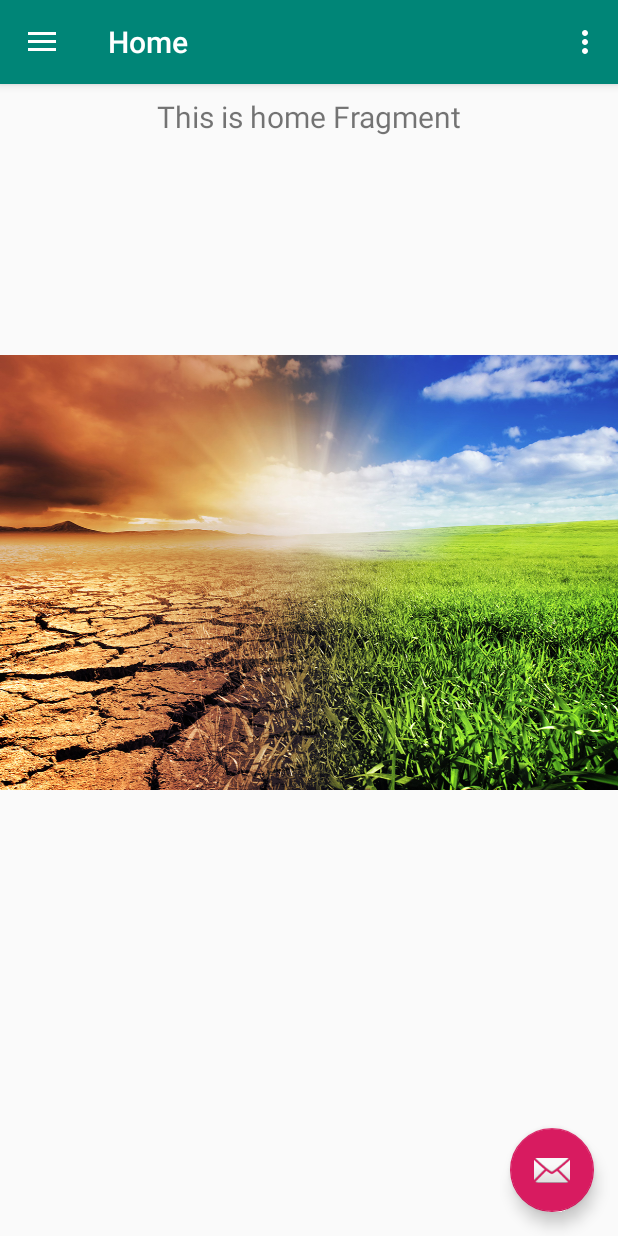
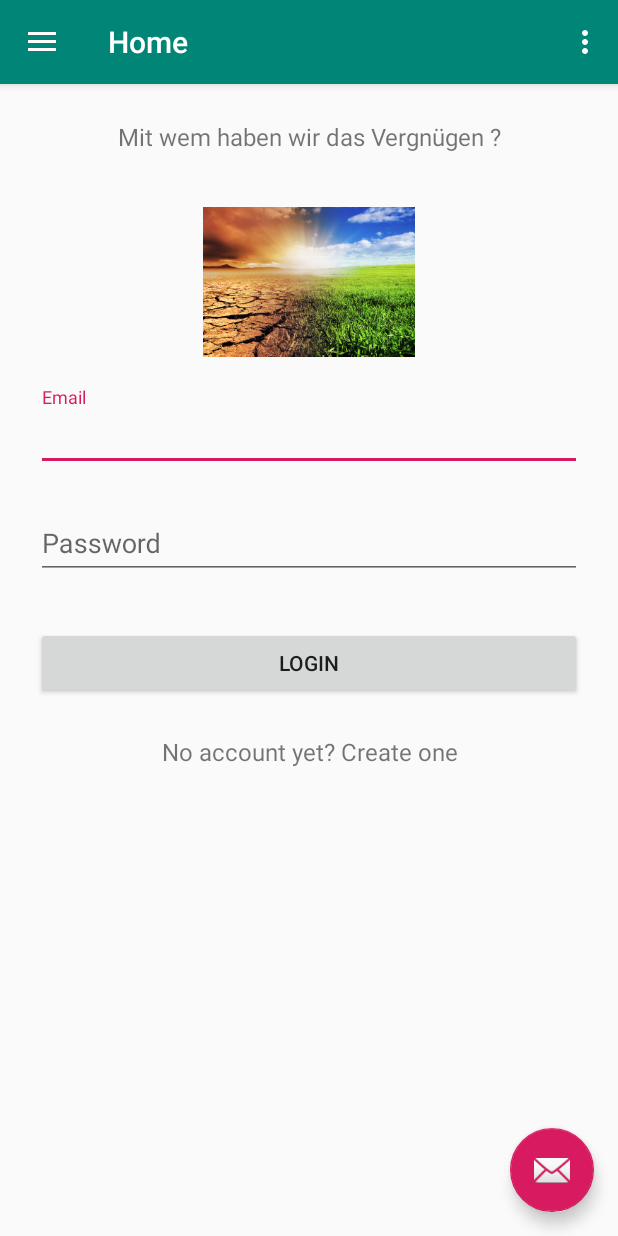
Before and after one commit to lukaselmer/hackzurich2019, an Android app: the screen it shows after launch (MainActivity), on a phone screen of 412 x 824 dp. Run offline under Robolectric (Android 15) with nearby library versions, the phone set to English and light mode, and no system bars; our stand-ins replace navigation-ui.

Commit message:
adding pictures to list

```diff
--- a/mobile/app/build.gradle
+++ b/mobile/app/build.gradle
@@ -28,6 +28,7 @@ dependencies {
     implementation"org.jetbrains.kotlin:kotlin-stdlib-jdk7:$kotlin_version"
     implementation 'androidx.appcompat:appcompat:1.0.2'
     implementation 'androidx.core:core-ktx:1.0.2'
+    implementation 'info.androidhive:fontawesome:0.0.5'
     implementation 'androidx.legacy:legacy-support-v4:1.0.0'
     implementation 'com.google.android.material:material:1.0.0'
     implementation 'androidx.recyclerview:recyclerview:1.1.0-beta04'
--- a/mobile/app/src/main/java/ch/christofbuechi/plantreemobile/MainActivity.kt
+++ b/mobile/app/src/main/java/ch/christofbuechi/plantreemobile/MainActivity.kt
@@ -2,7 +2,6 @@ package ch.christofbuechi.plantreemobile
 
 import android.os.Bundle
 import com.google.android.material.floatingactionbutton.FloatingActionButton
-import com.google.android.material.snackbar.Snackbar
 import androidx.navigation.findNavController
 import androidx.navigation.ui.AppBarConfiguration
 import androidx.navigation.ui.navigateUp
@@ -14,11 +13,6 @@ import androidx.appcompat.app.AppCompatActivity
 import androidx.appcompat.widget.Toolbar
 import android.view.Menu
 import android.content.Intent
-import android.net.Uri.fromParts
-import androidx.core.app.ComponentActivity
-import androidx.core.app.ComponentActivity.ExtraData
-import androidx.core.content.ContextCompat.getSystemService
-import android.icu.lang.UCharacter.GraphemeClusterBreak.T
 import android.net.Uri
 
 
--- a/mobile/app/src/main/java/ch/christofbuechi/plantreemobile/ui/home/HomeFragment.kt
+++ b/mobile/app/src/main/java/ch/christofbuechi/plantreemobile/ui/home/HomeFragment.kt
@@ -26,12 +26,12 @@ class HomeFragment : Fragment() {
         homeViewModel =
             ViewModelProviders.of(this).get(HomeViewModel::class.java)
         val root = inflater.inflate(R.layout.fragment_home, container, false)
-        val textView: TextView = root.findViewById(R.id.text_home)
+/*        val textView: TextView = root.findViewById(R.id.text_home)
         homeViewModel.text.observe(this, Observer {
             textView.text = it
         })
 
-
+*/
         val imageView = root.findViewById(R.id.imageView2) as ImageView
         Glide.with(this).load(R.drawable.climate_change).into(imageView)
 
--- a/mobile/app/src/main/java/ch/christofbuechi/plantreemobile/ui/treehost/FindTreehostFragment.kt
+++ b/mobile/app/src/main/java/ch/christofbuechi/plantreemobile/ui/treehost/FindTreehostFragment.kt
@@ -40,8 +40,8 @@ class FindTreehostFragment : Fragment() {
 
         viewManager = LinearLayoutManager(context)
 
-        var persons = Person.initializeData()
-        viewAdapter = MyAdapter(persons)
+        var persons = Person.initializeData(context)
+        viewAdapter = TreeHostAdapter(persons)
 
         recyclerView = root.findViewById<RecyclerView>(R.id.my_recycler_view).apply {
             // use this setting to improve performance if you know that changes
--- a/mobile/app/src/main/java/ch/christofbuechi/plantreemobile/ui/treehost/FindTreehostViewModel.kt
+++ b/mobile/app/src/main/java/ch/christofbuechi/plantreemobile/ui/treehost/FindTreehostViewModel.kt
@@ -7,7 +7,7 @@ import androidx.lifecycle.ViewModel
 class FindTreehostViewModel : ViewModel() {
 
     private val _text = MutableLiveData<String>().apply {
-        value = "This is slideshow Fragment"
+        value = "Die folgenden Leute bieten einen Ort in deiner Nähe"
     }
     val text: LiveData<String> = _text
 }
--- a/mobile/app/src/main/java/ch/christofbuechi/plantreemobile/ui/treehost/MyAdapter.java
+++ b/mobile/app/src/main/java/ch/christofbuechi/plantreemobile/ui/treehost/TreeHostAdapter.java
@@ -13,11 +13,11 @@ import java.util.List;
 
 import ch.christofbuechi.plantreemobile.R;
 
-public class MyAdapter extends RecyclerView.Adapter<MyAdapter.PersonViewHolder> {
+public class TreeHostAdapter extends RecyclerView.Adapter<TreeHostAdapter.PersonViewHolder> {
 
     private List<Person> persons;
 
-    public MyAdapter(List<Person> persons) {
+    public TreeHostAdapter(List<Person> persons) {
         this.persons = persons;
     }
 
--- /dev/null
+++ b/mobile/app/src/main/res/drawable/ic_person_black_24dp.xml
@@ -0,0 +1,4 @@
+<vector android:height="36dp" android:viewportHeight="24.0"
+    android:viewportWidth="24.0" android:width="36dp" xmlns:android="http://schemas.android.com/apk/res/android">
+    <path android:fillColor="#FF000000" android:pathData="M12,12c2.21,0 4,-1.79 4,-4s-1.79,-4 -4,-4 -4,1.79 -4,4 1.79,4 4,4zM12,14c-2.67,0 -8,1.34 -8,4v2h16v-2c0,-2.66 -5.33,-4 -8,-4z"/>
+</vector>
--- a/mobile/app/src/main/res/layout/fragment_home.xml
+++ b/mobile/app/src/main/res/layout/fragment_home.xml
@@ -1,30 +1,83 @@
 <?xml version="1.0" encoding="utf-8"?>
-<androidx.constraintlayout.widget.ConstraintLayout xmlns:android="http://schemas.android.com/apk/res/android"
-    xmlns:app="http://schemas.android.com/apk/res-auto"
-    xmlns:tools="http://schemas.android.com/tools"
-    android:layout_width="match_parent"
-    android:layout_height="match_parent">
+<ScrollView xmlns:android="http://schemas.android.com/apk/res/android"
+    android:layout_width="fill_parent"
+    android:layout_height="fill_parent"
+    android:fitsSystemWindows="true">
 
-    <TextView
-        android:id="@+id/text_home"
+    <LinearLayout
         android:layout_width="match_parent"
         android:layout_height="wrap_content"
-        android:layout_marginStart="8dp"
-        android:layout_marginTop="8dp"
-        android:layout_marginEnd="8dp"
-        android:textAlignment="center"
-        android:textSize="20sp"
-        app:layout_constraintEnd_toEndOf="parent"
-        app:layout_constraintStart_toStartOf="parent"
-        app:layout_constraintTop_toTopOf="parent" />
+        android:orientation="vertical"
+        android:paddingLeft="24dp"
+        android:paddingTop="24dp"
+        android:paddingRight="24dp">
 
-    <ImageView
-        android:id="@+id/imageView2"
-        android:layout_width="wrap_content"
-        android:layout_height="wrap_content"
-        app:srcCompat="@drawable/climate_change"
-        app:layout_constraintEnd_toEndOf="parent"
-        app:layout_constraintStart_toStartOf="parent"
-        app:layout_constraintTop_toBottomOf="@id/text_home"
-        />
-</androidx.constraintlayout.widget.ConstraintLayout>
+        <TextView
+            android:layout_width="fill_parent"
+            android:layout_height="wrap_content"
+            android:layout_marginBottom="24dp"
+            android:gravity="center"
+            android:text="Mit wem haben wir das Vergnügen ?"
+            android:textSize="16dip" />
+
+        <ImageView
+            android:id="@+id/imageView2"
+            android:layout_width="wrap_content"
+            android:layout_height="100dp"
+            android:layout_gravity="center_horizontal"
+            android:layout_marginTop="12dp"
+            android:layout_marginBottom="12dp"
+            android:paddingLeft="24dp"
+            android:paddingRight="24dp"
+            />
+
+        <!-- Email Label -->
+        <com.google.android.material.textfield.TextInputLayout
+            android:layout_width="match_parent"
+            android:layout_height="wrap_content"
+            android:layout_marginTop="8dp"
+            android:layout_marginBottom="8dp">
+
+            <EditText
+                android:id="@+id/input_email"
+                android:layout_width="match_parent"
+                android:layout_height="wrap_content"
+                android:hint="Email"
+                android:inputType="textEmailAddress" />
+        </com.google.android.material.textfield.TextInputLayout>
+
+        <!-- Password Label -->
+        <com.google.android.material.textfield.TextInputLayout
+            android:layout_width="match_parent"
+            android:layout_height="wrap_content"
+            android:layout_marginTop="8dp"
+            android:layout_marginBottom="8dp">
+
+            <EditText
+                android:id="@+id/input_password"
+                android:layout_width="match_parent"
+                android:layout_height="wrap_content"
+                android:hint="Password"
+                android:inputType="textPassword" />
+        </com.google.android.material.textfield.TextInputLayout>
+
+        <androidx.appcompat.widget.AppCompatButton
+            android:id="@+id/btn_login"
+            android:layout_width="fill_parent"
+            android:layout_height="wrap_content"
+            android:layout_marginTop="24dp"
+            android:layout_marginBottom="24dp"
+            android:padding="12dp"
+            android:text="Login" />
+
+        <TextView
+            android:id="@+id/link_signup"
+            android:layout_width="fill_parent"
+            android:layout_height="wrap_content"
+            android:layout_marginBottom="24dp"
+            android:gravity="center"
+            android:text="No account yet? Create one"
+            android:textSize="16dip" />
+
+    </LinearLayout>
+</ScrollView>
--- a/mobile/app/src/main/res/layout/list_item_plant.xml
+++ b/mobile/app/src/main/res/layout/list_item_plant.xml
@@ -1,7 +1,7 @@
 <?xml version="1.0" encoding="utf-8"?>
 <LinearLayout xmlns:android="http://schemas.android.com/apk/res/android"
     android:layout_width="match_parent"
-    android:layout_height="match_parent"
+    android:layout_height="wrap_content"
     android:padding="16dp">
 
     <androidx.cardview.widget.CardView
@@ -17,7 +17,8 @@
             <ImageView
                 android:id="@+id/person_photo"
                 android:layout_width="wrap_content"
-                android:layout_height="wrap_content"
+                android:layout_height="40dp"
+                android:layout_centerVertical="true"
                 android:layout_alignParentLeft="true"
                 android:layout_alignParentTop="true"
                 android:layout_marginRight="16dp" />
```
Also changed, not shown: mobile/app/src/main/java/ch/christofbuechi/plantreemobile/ui/treehost/Person.java (+5 -4 lines), mobile/app/src/main/res/drawable/ic_business_black_24dp.xml (added, +9 -0 lines).
